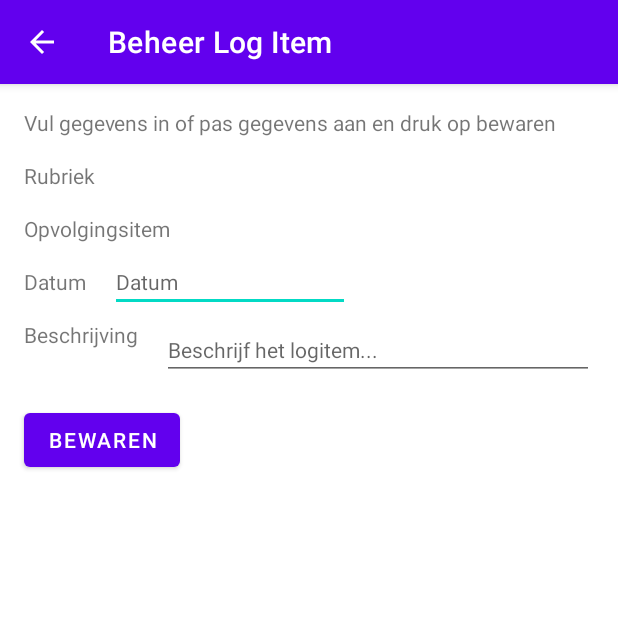
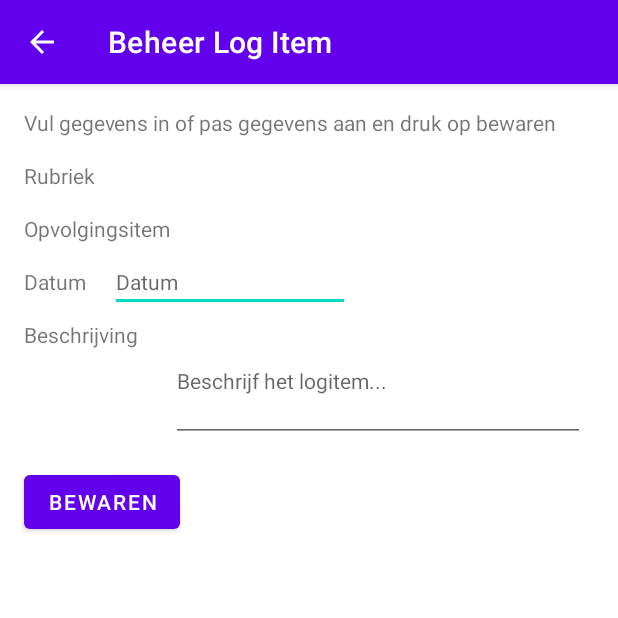
Before and after one commit to JavaAppsJM/appItemBord, an Android app: the EditLog screen opened directly, with no data from a screen before it, on a phone screen of 412 x 824 dp, the top half of it. Run offline under Robolectric (Android 15) with nearby library versions, the phone set to English and light mode, and no system bars; libraries missing offline, so code that uses them is left out: be.hvwebsites.libraryandroid4; 9 statements that could not run were skipped.

Commit message:
10 uur bijtellen bij bepaling volgend event in calender weglaten in EditOpvolgingsitem

```diff
--- a/src/main/java/be/hvwebsites/itembord/EditOpvolgingsitem.java
+++ b/src/main/java/be/hvwebsites/itembord/EditOpvolgingsitem.java
@@ -438,8 +438,9 @@ public class EditOpvolgingsitem extends AppCompatActivity
                 cr);
         // Bepaal volgende opvolgingsdatum
         long eventDateMs = opvolgingsitemPastProcess.calculateNextDate().getCalendarDate().getTimeInMillis();
-        // Event om 10h in de vm zetten 10*3600*1000 bijtellen
-        eventDateMs = eventDateMs + (10*3600*1000);
+        // Event om 10h in de vm zetten 10*3600*1000 bijtellen, lukt niet want volgende
+        // opvolgingsdatum eventDateMs is bepaald obv uur vh moment en niet 0h00
+        //eventDateMs = eventDateMs + (10*3600*1000);
         // Maak een event in de agenda
         final long eventId = calenderService.createEventInMyCalendar(
                 cr,
--- a/src/main/java/be/hvwebsites/itembord/MainActivity.java
+++ b/src/main/java/be/hvwebsites/itembord/MainActivity.java
@@ -117,7 +117,8 @@ public class MainActivity extends AppCompatActivity {
         // Handle action bar item clicks here. The action bar will
         // automatically handle clicks on the Home/Up button, so long
         // as you specify a parent activity in AndroidManifest.xml.
-        // TODO: Menu items definieren
+
+        /** Menu items definieren */
         Intent mainIntent;
         switch (item.getItemId()) {
             case R.id.menu_beheer_rubrieken:
@@ -125,6 +126,9 @@ public class MainActivity extends AppCompatActivity {
                 mainIntent = new Intent(MainActivity.this, ManageRubriek.class);
                 startActivity(mainIntent);
                 return true;
+            case R.id.menu_exit:
+                // Exit app
+                finish();
             default:
                 // Do nothing
         }
--- a/src/main/java/be/hvwebsites/itembord/fragments/FlexDialogFragment.java
+++ b/src/main/java/be/hvwebsites/itembord/fragments/FlexDialogFragment.java
@@ -35,9 +35,9 @@ public class FlexDialogFragment extends DialogFragment {
     @NonNull
     @Override
     public Dialog onCreateDialog(@Nullable Bundle savedInstanceState) {
-        // TODO: rekening houden met subject om positive en negative click op te vangen
         // Use the Builder class for convenient dialog construction
         AlertDialog.Builder builder = new AlertDialog.Builder(getActivity());
+        // Rekening houden met subject om positive en negative click op te vangen
         if (subjectDialog.equals("Log")){
             builder.setMessage(msgDialog)
                     .setTitle(titleDialog)
--- a/src/main/res/layout/activity_edit_log.xml
+++ b/src/main/res/layout/activity_edit_log.xml
@@ -97,8 +97,8 @@
 
     <EditText
         android:id="@+id/editLogDescription"
-        android:layout_width="0dp"
-        android:layout_height="wrap_content"
+        android:layout_width="276dp"
+        android:layout_height="81dp"
         android:layout_marginStart="16dp"
         android:layout_marginEnd="16dp"
         android:autofillHints=""
--- a/src/main/res/menu/menu_main.xml
+++ b/src/main/res/menu/menu_main.xml
@@ -18,6 +18,10 @@
         android:id="@+id/menu_logboek"
         android:title="Logboek" />
 
+    <item
+        android:id="@+id/menu_exit"
+        android:title="Exit app" />
+
     <!--
         <item
             android:id="@+id/menu_beheer_parameters"
```
